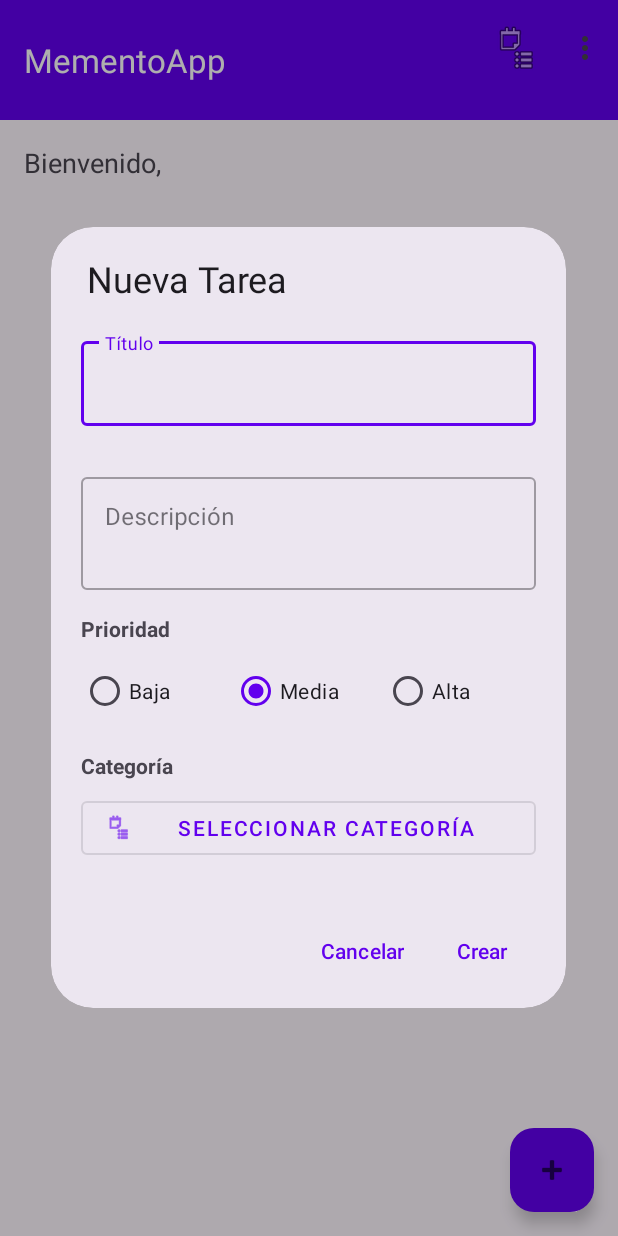
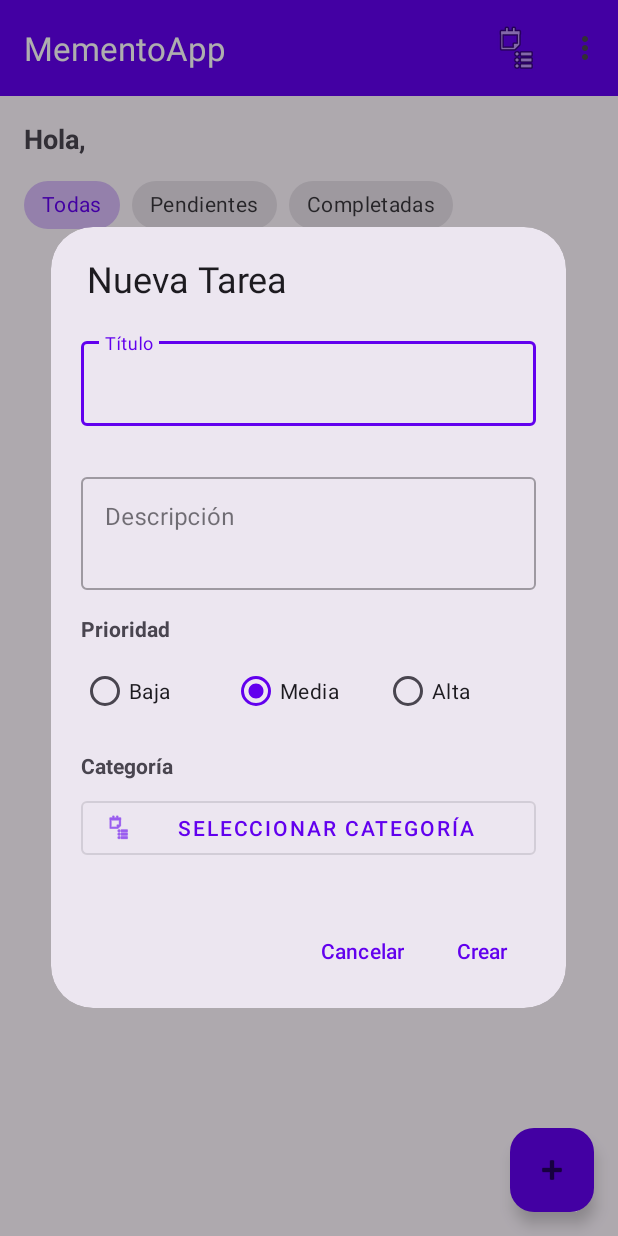
Before and after one commit to Tutoterrero7/MementoApp, an Android app built with Jetpack Compose: the HomeFragment screen opened through its navigation route, after a tap on an icon or button, on a phone screen of 412 x 824 dp. Run offline under Robolectric (Android 15) with nearby library versions, the light colour scheme and no system bars; our stand-ins replace Dagger/Hilt's generated code, Firebase (no records; nobody signed in at launch, a user with empty details on screens opened directly); 1 statement that could not run was skipped.

Commit message:
secciones de completadas,pendientes y todas

```diff
--- a/app/src/main/java/com/arcides/mementoapp/domain/models/Task.kt
+++ b/app/src/main/java/com/arcides/mementoapp/domain/models/Task.kt
@@ -11,7 +11,9 @@ data class Task(
     val status: TaskStatus = TaskStatus.PENDING,
     val categoryId: String = "",
     val userId: String = "",
-    val createdAt: Date = Date()
+    val createdAt: Date = Date(),
+    // Campo exclusivo para la UI (no se guarda en Firestore directamente)
+    val category: Category? = null
 ) {
     enum class Priority { LOW, MEDIUM, HIGH }
     enum class TaskStatus { PENDING, IN_PROGRESS, COMPLETED }
--- a/app/src/main/java/com/arcides/mementoapp/presentation/home/HomeFragment.kt
+++ b/app/src/main/java/com/arcides/mementoapp/presentation/home/HomeFragment.kt
@@ -49,13 +49,11 @@ class HomeFragment : Fragment() {
         setupUI()
         setupObservers()
 
-        // Mostrar email del usuario
         val userEmail = auth.currentUser?.email ?: "Usuario"
-        binding.welcomeText.text = "Bienvenido, $userEmail"
+        binding.welcomeText.text = "Hola, $userEmail"
     }
 
     private fun setupUI() {
-        // Configurar Toolbar con el menú
         binding.toolbar.inflateMenu(R.menu.home_menu)
         binding.toolbar.setOnMenuItemClickListener { menuItem ->
             when (menuItem.itemId) {
@@ -72,7 +70,16 @@ class HomeFragment : Fragment() {
             }
         }
 
-        // Configurar RecyclerView
+        // Configurar Chips de Filtro
+        binding.filterChipGroup.setOnCheckedChangeListener { _, checkedId ->
+            val filter = when (checkedId) {
+                R.id.chipPending -> HomeViewModel.TaskFilter.PENDING
+                R.id.chipCompleted -> HomeViewModel.TaskFilter.COMPLETED
+                else -> HomeViewModel.TaskFilter.ALL
+            }
+            viewModel.setFilter(filter)
+        }
+
         tasksAdapter = TasksAdapter(
             onTaskChecked = { taskId, isChecked ->
                 viewModel.toggleTaskStatus(taskId, isChecked)
@@ -90,12 +97,10 @@ class HomeFragment : Fragment() {
             adapter = tasksAdapter
         }
 
-        // Swipe to refresh
         binding.swipeRefreshLayout.setOnRefreshListener {
             binding.swipeRefreshLayout.isRefreshing = false
         }
 
-        // Botón para añadir tarea
         binding.fabAddTask.setOnClickListener {
             showAddTaskDialog()
         }
@@ -105,9 +110,26 @@ class HomeFragment : Fragment() {
         viewLifecycleOwner.lifecycleScope.launch {
             viewLifecycleOwner.repeatOnLifecycle(Lifecycle.State.STARTED) {
                 launch {
-                    viewModel.tasks.collectLatest { tasks ->
-                        tasksAdapter.submitList(tasks)
-                        binding.tasksRecyclerView.visibility = if (tasks.isEmpty()) View.GONE else View.VISIBLE
+                    viewModel.uiState.collectLatest { state ->
+                        when (state) {
+                            is HomeViewModel.HomeUiState.Loading -> {
+                                binding.progressBar.visibility = View.VISIBLE
+                            }
+                            is HomeViewModel.HomeUiState.Success -> {
+                                binding.progressBar.visibility = View.GONE
+                                tasksAdapter.submitList(state.tasks)
+
+                                if (state.tasks.isEmpty()) {
+                                    binding.tasksRecyclerView.visibility = View.GONE
+                                } else {
+                                    binding.tasksRecyclerView.visibility = View.VISIBLE
+                                }
+                            }
+                            is HomeViewModel.HomeUiState.Error -> {
+                                binding.progressBar.visibility = View.GONE
+                                Snackbar.make(binding.root, state.message, Snackbar.LENGTH_LONG).show()
+                            }
+                        }
                     }
                 }
 
@@ -117,12 +139,6 @@ class HomeFragment : Fragment() {
                             Snackbar.make(binding.root, it, Snackbar.LENGTH_SHORT).show()
                             viewModel.clearMessage()
                         }
-                    }
-                }
-
-                launch {
-                    viewModel.isLoading.collectLatest { isLoading ->
-                        binding.progressBar.visibility = if (isLoading) View.VISIBLE else View.GONE
                     }
                 }
             }
@@ -141,7 +157,6 @@ class HomeFragment : Fragment() {
         var selectedCategoryId = ""
         var selectedPriority = Task.Priority.MEDIUM
 
-        // Configurar botón de categoría
         categoryButton.setOnClickListener {
             showCategorySelectionDialog(selectedCategoryId) { category ->
                 selectedCategoryId = category?.id ?: ""
@@ -149,7 +164,6 @@ class HomeFragment : Fragment() {
             }
         }
 
-        // Configurar prioridad
         priorityGroup.setOnCheckedChangeListener { _, checkedId ->
             selectedPriority = when (checkedId) {
                 R.id.priorityLow -> Task.Priority.LOW
@@ -189,21 +203,18 @@ class HomeFragment : Fragment() {
         val priorityGroup = dialogView.findViewById<RadioGroup>(R.id.priorityGroup)
         val categoryButton = dialogView.findViewById<Button>(R.id.categoryButton)
 
-        // Rellenar con datos actuales
         titleInput.setText(task.title)
         descriptionInput.setText(task.description)
 
         var selectedCategoryId = task.categoryId
         var selectedPriority = task.priority
 
-        // Seleccionar prioridad en RadioGroup
         when (task.priority) {
             Task.Priority.LOW -> priorityGroup.check(R.id.priorityLow)
             Task.Priority.HIGH -> priorityGroup.check(R.id.priorityHigh)
             Task.Priority.MEDIUM -> priorityGroup.check(R.id.priorityMedium)
         }
 
-        // Mostrar nombre de categoría actual si tiene
         if (selectedCategoryId.isNotBlank()) {
             val category = viewModel.categories.value.find { it.id == selectedCategoryId }
             categoryButton.text = category?.name ?: "Seleccionar categoría"
--- a/app/src/main/java/com/arcides/mementoapp/presentation/home/HomeViewModel.kt
+++ b/app/src/main/java/com/arcides/mementoapp/presentation/home/HomeViewModel.kt
@@ -10,7 +10,7 @@ import dagger.hilt.android.lifecycle.HiltViewModel
 import kotlinx.coroutines.flow.MutableStateFlow
 import kotlinx.coroutines.flow.SharingStarted
 import kotlinx.coroutines.flow.StateFlow
-import kotlinx.coroutines.flow.map
+import kotlinx.coroutines.flow.combine
 import kotlinx.coroutines.flow.stateIn
 import kotlinx.coroutines.launch
 import javax.inject.Inject
@@ -21,117 +21,98 @@ class HomeViewModel @Inject constructor(
     private val categoryRepository: CategoryRepository
 ) : ViewModel() {
 
-    // Estado de las tareas (Flow desde Firestore)
-    val tasks: StateFlow<List<Task>> = taskRepository.getTasksStream()
+    enum class TaskFilter { ALL, PENDING, COMPLETED }
+
+    sealed class HomeUiState {
+        object Loading : HomeUiState()
+        data class Success(val tasks: List<Task>) : HomeUiState()
+        data class Error(val message: String) : HomeUiState()
+    }
+
+    // Filtro actual
+    private val _currentFilter = MutableStateFlow(TaskFilter.ALL)
+    val currentFilter: StateFlow<TaskFilter> = _currentFilter
+
+    // Flujo de categorías
+    val categories: StateFlow<List<Category>> = categoryRepository.getCategoriesStream()
         .stateIn(
             scope = viewModelScope,
-            started = SharingStarted.Eagerly, // Cambiado a Eagerly para que cargue de inmediato
+            started = SharingStarted.Eagerly,
             initialValue = emptyList()
         )
 
-    // Estado de carga
-    private val _isLoading = MutableStateFlow(false)
-    val isLoading: StateFlow<Boolean> = _isLoading
+    // Estado centralizado con filtrado dinámico
+    val uiState: StateFlow<HomeUiState> = combine(
+        taskRepository.getTasksStream(),
+        categories,
+        _currentFilter
+    ) { tasks, categories, filter ->
+        val enrichedTasks = tasks.map { task ->
+            task.copy(category = categories.find { it.id == task.categoryId })
+        }
 
-    // Mensajes de error/éxito
+        val filteredTasks = when (filter) {
+            TaskFilter.ALL -> enrichedTasks
+            TaskFilter.PENDING -> enrichedTasks.filter { it.status != Task.TaskStatus.COMPLETED }
+            TaskFilter.COMPLETED -> enrichedTasks.filter { it.status == Task.TaskStatus.COMPLETED }
+        }
+
+        HomeUiState.Success(filteredTasks)
+    }.stateIn(
+        scope = viewModelScope,
+        started = SharingStarted.WhileSubscribed(5000),
+        initialValue = HomeUiState.Loading
+    )
+
     private val _message = MutableStateFlow<String?>(null)
     val message: StateFlow<String?> = _message
 
-    // StateFlow para categorías
-    val categories: StateFlow<List<Category>> = categoryRepository.getCategoriesStream()
-        .stateIn(
-            scope = viewModelScope,
-            started = SharingStarted.Eagerly, // Importante: Eagerly activa el flujo de inmediato
-            initialValue = emptyList()
-        )
+    init {
+        createDefaultCategories()
+    }
 
-    init {
-        // Asegurar que existan categorías por defecto al iniciar la app
-        createDefaultCategories()
+    fun setFilter(filter: TaskFilter) {
+        _currentFilter.value = filter
     }
 
     private fun createDefaultCategories() {
         viewModelScope.launch {
             try {
                 categoryRepository.createDefaultCategoriesIfNeeded()
+            } catch (e: Exception) { /* Silencioso */ }
+        }
+    }
+
+    fun createTask(title: String, description: String = "", priority: Task.Priority = Task.Priority.MEDIUM, categoryId: String = "") {
+        if (title.isBlank()) {
+            _message.value = "El título es requerido"
+            return
+        }
+        viewModelScope.launch {
+            try {
+                val newTask = Task(title = title, description = description, priority = priority, categoryId = categoryId)
+                taskRepository.createTask(newTask)
             } catch (e: Exception) {
-                // Silencioso, si falla no bloqueamos la app
+                _message.value = "Error: ${e.message}"
             }
         }
     }
 
-    // Crear nueva tarea
-    fun createTask(
-        title: String,
-        description: String = "",
-        priority: Task.Priority = Task.Priority.MEDIUM,
-        categoryId: String = ""
-    ) {
-        if (title.isBlank()) {
-            _message.value = "El título no puede estar vacío"
-            return
-        }
-
+    fun updateTask(id: String, title: String, description: String, priority: Task.Priority, categoryId: String, status: Task.TaskStatus) {
         viewModelScope.launch {
-            _isLoading.value = true
             try {
-                val newTask = Task(
-                    title = title,
-                    description = description,
-                    priority = priority,
-                    categoryId = categoryId,
-                    status = Task.TaskStatus.PENDING
-                )
-
-                taskRepository.createTask(newTask)
-                _message.value = "Tarea creada: $title"
+                val updatedTask = Task(id = id, title = title, description = description, priority = priority, categoryId = categoryId, status = status)
+                taskRepository.updateTask(updatedTask)
             } catch (e: Exception) {
                 _message.value = "Error: ${e.message}"
-            } finally {
-                _isLoading.value = false
             }
         }
     }
 
-    // Actualizar tarea existente
-    fun updateTask(
-        id: String,
-        title: String,
-        description: String,
-        priority: Task.Priority,
-        categoryId: String,
-        status: Task.TaskStatus
-    ) {
-        viewModelScope.launch {
-            _isLoading.value = true
-            try {
-                val updatedTask = Task(
-                    id = id,
-                    title = title,
-                    description = description,
-                    priority = priority,
-                    categoryId = categoryId,
-                    status = status
-                )
-                taskRepository.updateTask(updatedTask)
-                _message.value = "Tarea actualizada"
-            } catch (e: Exception) {
-                _message.value = "Error al actualizar: ${e.message}"
-            } finally {
-                _isLoading.value = false
-            }
-        }
-    }
-
-    // Cambiar estado de tarea
     fun toggleTaskStatus(taskId: String, isCompleted: Boolean) {
         viewModelScope.launch {
             try {
-                val newStatus = if (isCompleted) {
-                    Task.TaskStatus.COMPLETED
-                } else {
-                    Task.TaskStatus.PENDING
-                }
+                val newStatus = if (isCompleted) Task.TaskStatus.COMPLETED else Task.TaskStatus.PENDING
                 taskRepository.toggleTaskStatus(taskId, newStatus)
             } catch (e: Exception) {
                 _message.value = "Error: ${e.message}"
@@ -139,17 +120,12 @@ class HomeViewModel @Inject constructor(
         }
     }
 
-    // Eliminar tarea
     fun deleteTask(taskId: String) {
         viewModelScope.launch {
-            _isLoading.value = true
             try {
                 taskRepository.deleteTask(taskId)
-                _message.value = "Tarea eliminada"
             } catch (e: Exception) {
                 _message.value = "Error: ${e.message}"
-            } finally {
-                _isLoading.value = false
             }
         }
     }
--- a/app/src/main/res/layout/fragment_home.xml
+++ b/app/src/main/res/layout/fragment_home.xml
@@ -1,6 +1,11 @@
 <?xml version="1.0" encoding="utf-8"?>
-<LinearLayout xmlns:android="http://schemas.android.com/apk/res/android"
+<androidx.coordinatorlayout.widget.CoordinatorLayout
+    xmlns:android="http://schemas.android.com/apk/res/android"
     xmlns:app="http://schemas.android.com/apk/res-auto"
+    android:layout_width="match_parent"
+    android:layout_height="match_parent">
+
+    <LinearLayout
         android:layout_width="match_parent"
         android:layout_height="match_parent"
         android:orientation="vertical">
@@ -8,25 +13,60 @@
         <com.google.android.material.appbar.MaterialToolbar
             android:id="@+id/toolbar"
             android:layout_width="match_parent"
-        android:layout_height="80dp"
+            android:layout_height="wrap_content"
             android:background="?attr/colorPrimary"
             app:title="MementoApp"
             app:titleTextColor="@android:color/white" />
-
-    <ProgressBar
-        android:id="@+id/progressBar"
-        android:layout_width="wrap_content"
-        android:layout_height="wrap_content"
-        android:layout_gravity="center"
-        android:visibility="gone" />
 
         <TextView
             android:id="@+id/welcomeText"
             android:layout_width="wrap_content"
             android:layout_height="wrap_content"
-        android:text="Bienvenido!"
+            android:text="¡Hola!"
             android:textSize="18sp"
-        android:layout_margin="16dp" />
+            android:textStyle="bold"
+            android:layout_marginHorizontal="16dp"
+            android:layout_marginTop="16dp" />
+
+        <!-- Filtros de Estado -->
+        <HorizontalScrollView
+            android:layout_width="match_parent"
+            android:layout_height="wrap_content"
+            android:scrollbars="none"
+            android:paddingHorizontal="16dp"
+            android:paddingVertical="8dp">
+
+            <com.google.android.material.chip.ChipGroup
+                android:id="@+id/filterChipGroup"
+                android:layout_width="wrap_content"
+                android:layout_height="wrap_content"
+                app:singleSelection="true"
+                app:selectionRequired="true">
+
+                <com.google.android.material.chip.Chip
+                    android:id="@+id/chipAll"
+                    style="@style/Widget.MaterialComponents.Chip.Choice"
+                    android:layout_width="wrap_content"
+                    android:layout_height="wrap_content"
+                    android:text="Todas"
+                    android:checked="true" />
+
+                <com.google.android.material.chip.Chip
+                    android:id="@+id/chipPending"
+                    style="@style/Widget.MaterialComponents.Chip.Choice"
+                    android:layout_width="wrap_content"
+                    android:layout_height="wrap_content"
+                    android:text="Pendientes" />
+
+                <com.google.android.material.chip.Chip
+                    android:id="@+id/chipCompleted"
+                    style="@style/Widget.MaterialComponents.Chip.Choice"
+                    android:layout_width="wrap_content"
+                    android:layout_height="wrap_content"
+                    android:text="Completadas" />
+
+            </com.google.android.material.chip.ChipGroup>
+        </HorizontalScrollView>
 
         <androidx.swiperefreshlayout.widget.SwipeRefreshLayout
             android:id="@+id/swipeRefreshLayout"
@@ -39,16 +79,24 @@
                 android:layout_width="match_parent"
                 android:layout_height="match_parent"
                 android:padding="8dp" />
+        </androidx.swiperefreshlayout.widget.SwipeRefreshLayout>
 
-    </androidx.swiperefreshlayout.widget.SwipeRefreshLayout>
+    </LinearLayout>
+
+    <ProgressBar
+        android:id="@+id/progressBar"
+        android:layout_width="wrap_content"
+        android:layout_height="wrap_content"
+        android:layout_gravity="center"
+        android:visibility="gone" />
 
     <com.google.android.material.floatingactionbutton.FloatingActionButton
         android:id="@+id/fabAddTask"
         android:layout_width="wrap_content"
         android:layout_height="wrap_content"
-        android:layout_gravity="end|bottom"
+        android:layout_gravity="bottom|end"
         android:layout_margin="16dp"
         android:src="@android:drawable/ic_input_add"
         app:backgroundTint="?attr/colorPrimary" />
 
-</LinearLayout>
+</androidx.coordinatorlayout.widget.CoordinatorLayout>
```
Also changed, not shown: app/src/main/java/com/arcides/mementoapp/presentation/home/TasksAdapter.kt (+28 -1 lines), app/src/main/res/layout/item_category.xml (+9 -9 lines), app/src/main/res/layout/item_task.xml (+36 -12 lines). Lines whose indentation alone changed are shown as unchanged.
